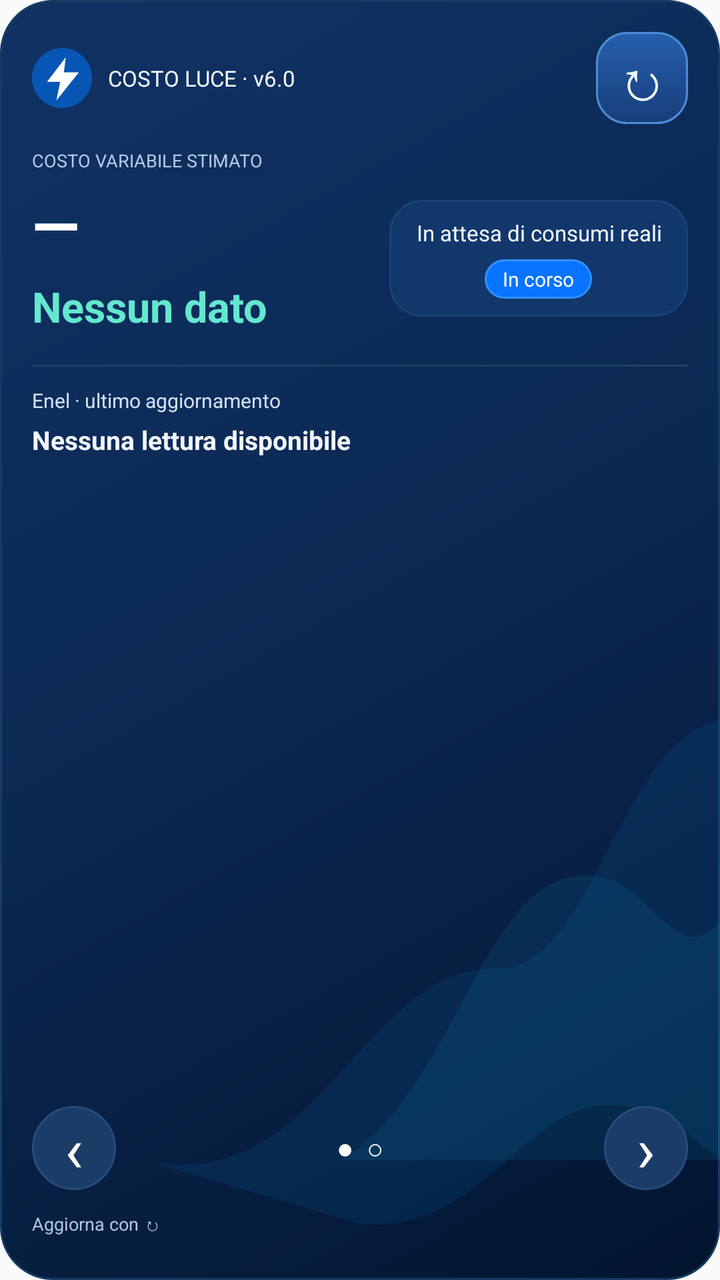
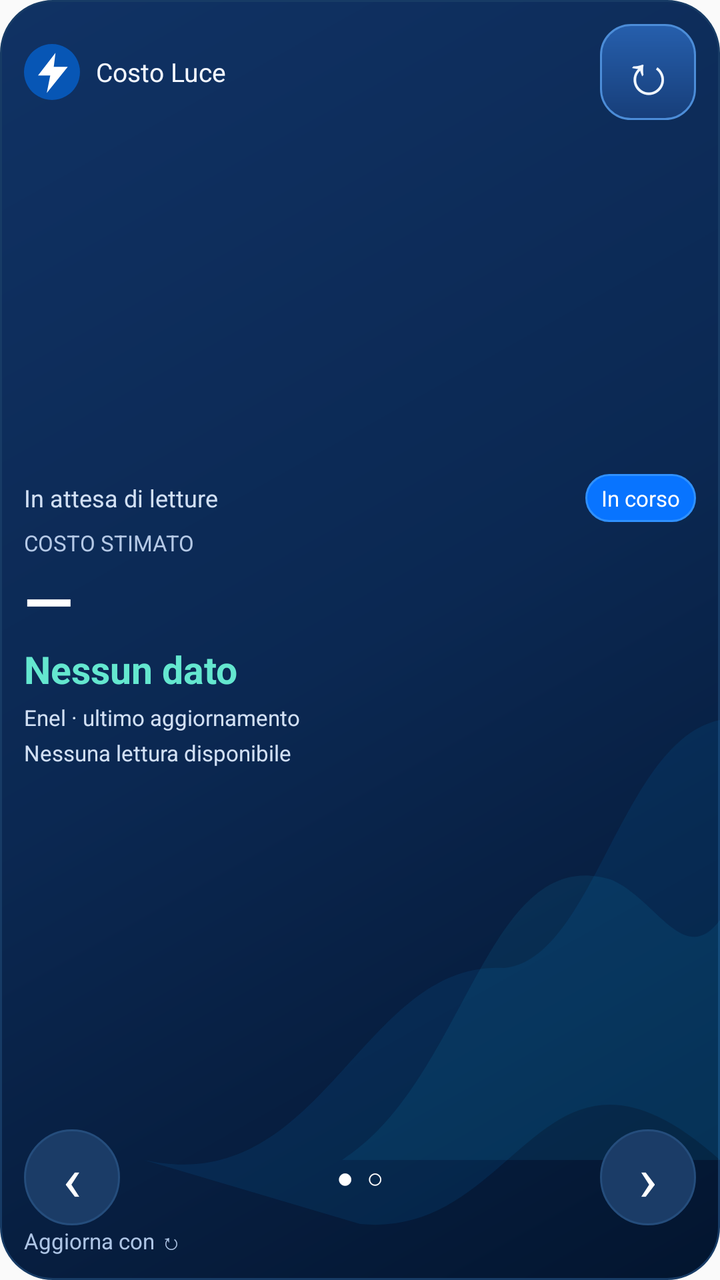

Before-and-after screenshots of an Android layout around one commit, followed by the original layout XML and the change that was made.
<!-- AndroidManifest.xml: application theme android:Theme.Material.Light.NoActionBar -->
<!-- res/layout/costoluce_widget.xml -->
<?xml version="1.0" encoding="utf-8"?>
<LinearLayout xmlns:android="http://schemas.android.com/apk/res/android" android:id="@+id/widget_root" android:layout_width="match_parent" android:layout_height="match_parent" android:orientation="vertical" android:background="@drawable/costoluce_widget_bg" android:padding="16dp">
  <LinearLayout android:layout_width="match_parent" android:layout_height="46dp" android:orientation="horizontal" android:gravity="center_vertical">
    <ImageView android:layout_width="30dp" android:layout_height="30dp" android:src="@drawable/costoluce_logo" android:contentDescription="Costo Luce" />
    <TextView android:id="@+id/widget_brand" android:layout_width="0dp" android:layout_weight="1" android:layout_height="wrap_content" android:layout_marginLeft="8dp" android:text="COSTO LUCE · v6.0" android:textColor="#F3F7FF" android:textSize="11sp" android:maxLines="2" />
    <LinearLayout android:id="@+id/widget_units" android:layout_width="wrap_content" android:layout_height="38dp" android:orientation="horizontal" android:visibility="gone">
      <TextView android:id="@+id/widget_unit_kwh" android:layout_width="48dp" android:layout_height="match_parent" android:gravity="center" android:text="kWh" android:textColor="#FFFFFF" android:textSize="13sp" android:contentDescription="Mostra consumi in kWh" />
      <TextView android:id="@+id/widget_unit_eur" android:layout_width="38dp" android:layout_height="match_parent" android:gravity="center" android:text="€" android:textColor="#FFFFFF" android:textSize="15sp" android:contentDescription="Mostra costi stimati in euro" />
    </LinearLayout>
    <TextView android:id="@+id/widget_refresh" android:layout_width="46dp" android:layout_height="46dp" android:background="@drawable/costoluce_widget_refresh_bg" android:gravity="center" android:text="↻" android:textSize="28sp" android:textColor="#F1F7FF" android:contentDescription="Aggiorna i consumi Enel in background" android:clickable="true" android:focusable="true" />
  </LinearLayout>
  <LinearLayout android:id="@+id/widget_summary" android:layout_width="match_parent" android:layout_height="wrap_content" android:orientation="vertical" android:layout_marginTop="12dp">
    <TextView android:id="@+id/widget_caption" android:layout_width="match_parent" android:layout_height="wrap_content" android:text="COSTO VARIABILE STIMATO" android:textColor="#B5C9E6" android:textSize="9sp" android:maxLines="1" />
    <LinearLayout android:layout_width="match_parent" android:layout_height="wrap_content" android:orientation="horizontal" android:gravity="center_vertical" android:layout_marginTop="5dp">
      <LinearLayout android:layout_width="0dp" android:layout_weight="1.2" android:layout_height="wrap_content" android:orientation="vertical">
        <TextView android:id="@+id/widget_euro" android:layout_width="match_parent" android:layout_height="wrap_content" android:text="—" android:textColor="#FFFFFF" android:textStyle="bold" android:textSize="31sp" android:fontFamily="sans" android:maxLines="1" android:ellipsize="end" />
        <TextView android:id="@+id/widget_kwh" android:layout_width="match_parent" android:layout_height="wrap_content" android:layout_marginTop="6dp" android:text="Nessun dato" android:textColor="#64E7CF" android:textStyle="bold" android:textSize="21sp" android:maxLines="1" android:ellipsize="end" />
      </LinearLayout>
      <LinearLayout android:layout_width="0dp" android:layout_weight="1" android:layout_height="wrap_content" android:background="@drawable/costoluce_widget_period_bg" android:padding="9dp" android:orientation="vertical" android:gravity="center">
        <TextView android:id="@+id/widget_period" android:layout_width="match_parent" android:layout_height="wrap_content" android:text="In attesa di consumi reali" android:textColor="#EFF5FF" android:textSize="11sp" android:gravity="center" android:maxLines="3" android:ellipsize="end" />
        <TextView android:id="@+id/widget_period_badge" android:layout_width="wrap_content" android:layout_height="wrap_content" android:layout_marginTop="6dp" android:paddingLeft="9dp" android:paddingRight="9dp" android:paddingTop="3dp" android:paddingBottom="3dp" android:text="In corso" android:background="@drawable/costoluce_widget_pill_selected" android:textColor="#FFFFFF" android:textSize="10sp" />
      </LinearLayout>
    </LinearLayout>
    <LinearLayout android:layout_width="match_parent" android:layout_height="1dp" android:layout_marginTop="15dp" android:background="#203E66" android:orientation="vertical" />
    <TextView android:id="@+id/widget_source" android:layout_width="match_parent" android:layout_height="wrap_content" android:layout_marginTop="10dp" android:text="Enel · ultimo aggiornamento" android:textColor="#D2E0F4" android:textSize="10sp" android:maxLines="1" />
    <TextView android:id="@+id/widget_updated" android:layout_width="match_parent" android:layout_height="wrap_content" android:layout_marginTop="4dp" android:text="Nessuna lettura disponibile" android:textColor="#F2F6FF" android:textStyle="bold" android:textSize="13sp" android:maxLines="1" android:ellipsize="end" />
  </LinearLayout>
  <ImageView android:id="@+id/widget_chart" android:layout_width="match_parent" android:layout_height="0dp" android:layout_weight="1" android:visibility="gone" android:scaleType="fitCenter" android:contentDescription="Storico mensile Enel" />
  <LinearLayout android:id="@+id/widget_spacer" android:layout_width="match_parent" android:layout_height="0dp" android:layout_weight="1" android:orientation="vertical" />
  <LinearLayout android:layout_width="match_parent" android:layout_height="42dp" android:orientation="horizontal" android:gravity="center_vertical" android:layout_marginTop="6dp">
    <TextView android:id="@+id/widget_prev" android:layout_width="42dp" android:layout_height="42dp" android:background="@drawable/costoluce_widget_nav_bg" android:text="‹" android:textSize="31sp" android:textColor="#FFFFFF" android:gravity="center" android:contentDescription="Cambia pagina" />
    <TextView android:id="@+id/widget_dots" android:layout_width="0dp" android:layout_weight="1" android:layout_height="match_parent" android:text="●  ○" android:textColor="#FFFFFF" android:textSize="14sp" android:gravity="center" android:contentDescription="Cambia pagina del widget" />
    <TextView android:id="@+id/widget_next" android:layout_width="42dp" android:layout_height="42dp" android:background="@drawable/costoluce_widget_nav_bg" android:text="›" android:textSize="31sp" android:textColor="#FFFFFF" android:gravity="center" android:contentDescription="Cambia pagina" />
  </LinearLayout>
  <TextView android:id="@+id/widget_status" android:layout_width="match_parent" android:layout_height="wrap_content" android:minHeight="24dp" android:layout_marginTop="5dp" android:gravity="center_vertical" android:text="Aggiorna con ↻" android:textColor="#AEC5E5" android:textSize="9sp" android:maxLines="2" android:ellipsize="end" android:clickable="true" android:contentDescription="Stato aggiornamento Enel; tocca per aggiornare" />
</LinearLayout>
<!-- resources referenced by this layout -->
<resources>
  <!-- drawable costoluce_logo (drawable) -->
  <vector xmlns:android="http://schemas.android.com/apk/res/android" android:width="32dp" android:height="32dp" android:viewportWidth="32" android:viewportHeight="32"><path android:fillColor="#0756B5" android:pathData="M16,0 A16,16 0,1 1,15.99 0"/><path android:fillColor="#FFFFFF" android:pathData="M18,5 L8,18 L15,18 L13,28 L25,13 L17,13 Z"/></vector>
  <!-- drawable costoluce_widget_bg (drawable) -->
  <layer-list xmlns:android="http://schemas.android.com/apk/res/android"><item><shape><gradient android:angle="135" android:startColor="#03152F" android:centerColor="#0B2852" android:endColor="#103264"/><corners android:radius="26dp"/><stroke android:width="1dp" android:color="#173B65"/></shape></item><item><vector android:width="400dp" android:height="320dp" android:viewportWidth="400" android:viewportHeight="320"><path android:fillColor="#0A75BB" android:fillAlpha="0.14" android:pathData="M80,290 C180,300 200,240 280,242 C330,240 345,185 400,180 L400,290 C300,250 290,310 200,306 Z"/><path android:fillColor="#1498C8" android:fillAlpha="0.12" android:pathData="M190,290 C260,270 270,210 340,220 C365,225 380,242 400,230 L400,290 Z"/></vector></item></layer-list>
  <!-- drawable costoluce_widget_nav_bg (drawable) -->
  <shape xmlns:android="http://schemas.android.com/apk/res/android"><solid android:color="#1B3C67"/><corners android:radius="30dp"/><stroke android:width="1dp" android:color="#254D7C"/></shape>
  <!-- drawable costoluce_widget_period_bg (drawable) -->
  <shape xmlns:android="http://schemas.android.com/apk/res/android"><solid android:color="#12376B"/><corners android:radius="16dp"/><stroke android:width="1dp" android:color="#194477"/></shape>
  <!-- drawable costoluce_widget_pill_selected (drawable) -->
  <shape xmlns:android="http://schemas.android.com/apk/res/android"><solid android:color="#0874FF"/><corners android:radius="24dp"/><stroke android:width="1dp" android:color="#3091FF"/></shape>
  <!-- drawable costoluce_widget_refresh_bg (drawable) -->
  <?xml version="1.0" encoding="utf-8"?>
  <shape xmlns:android="http://schemas.android.com/apk/res/android" android:shape="rectangle">
      <gradient android:angle="270" android:startColor="#265FAD" android:endColor="#173E79"/>
      <corners android:radius="15dp"/>
      <stroke android:width="1dp" android:color="#4C8DD8"/>
  </shape>
</resources>

<!-- the commit's change to res/layout/costoluce_widget.xml (unified diff, before → after) -->
@@ -1,36 +1,32 @@
 <?xml version="1.0" encoding="utf-8"?>
-<LinearLayout xmlns:android="http://schemas.android.com/apk/res/android" android:id="@+id/widget_root" android:layout_width="match_parent" android:layout_height="match_parent" android:orientation="vertical" android:background="@drawable/costoluce_widget_bg" android:padding="16dp">
-  <LinearLayout android:layout_width="match_parent" android:layout_height="46dp" android:orientation="horizontal" android:gravity="center_vertical">
-    <ImageView android:layout_width="30dp" android:layout_height="30dp" android:src="@drawable/costoluce_logo" android:contentDescription="Costo Luce" />
-    <TextView android:id="@+id/widget_brand" android:layout_width="0dp" android:layout_weight="1" android:layout_height="wrap_content" android:layout_marginLeft="8dp" android:text="COSTO LUCE · v6.0" android:textColor="#F3F7FF" android:textSize="11sp" android:maxLines="2" />
-    <LinearLayout android:id="@+id/widget_units" android:layout_width="wrap_content" android:layout_height="38dp" android:orientation="horizontal" android:visibility="gone">
+<LinearLayout xmlns:android="http://schemas.android.com/apk/res/android" android:id="@+id/widget_root" android:layout_width="match_parent" android:layout_height="match_parent" android:orientation="vertical" android:background="@drawable/costoluce_widget_bg" android:padding="12dp">
+  <LinearLayout android:layout_width="match_parent" android:layout_height="48dp" android:orientation="horizontal" android:gravity="center_vertical">
+    <ImageView android:layout_width="28dp" android:layout_height="28dp" android:src="@drawable/costoluce_logo" android:contentDescription="Costo Luce" />
+    <TextView android:id="@+id/widget_brand" android:layout_width="0dp" android:layout_weight="1" android:layout_height="match_parent" android:gravity="center_vertical" android:layout_marginLeft="8dp" android:text="Costo Luce" android:textColor="#F3F7FF" android:textSize="13sp" android:maxLines="2" android:ellipsize="end" />
+    <LinearLayout android:id="@+id/widget_units" android:layout_width="wrap_content" android:layout_height="48dp" android:orientation="horizontal" android:visibility="gone">
       <TextView android:id="@+id/widget_unit_kwh" android:layout_width="48dp" android:layout_height="match_parent" android:gravity="center" android:text="kWh" android:textColor="#FFFFFF" android:textSize="13sp" android:contentDescription="Mostra consumi in kWh" />
-      <TextView android:id="@+id/widget_unit_eur" android:layout_width="38dp" android:layout_height="match_parent" android:gravity="center" android:text="€" android:textColor="#FFFFFF" android:textSize="15sp" android:contentDescription="Mostra costi stimati in euro" />
+      <TextView android:id="@+id/widget_unit_eur" android:layout_width="48dp" android:layout_height="match_parent" android:gravity="center" android:text="€" android:textColor="#FFFFFF" android:textSize="15sp" android:contentDescription="Mostra costi stimati in euro" />
     </LinearLayout>
-    <TextView android:id="@+id/widget_refresh" android:layout_width="46dp" android:layout_height="46dp" android:background="@drawable/costoluce_widget_refresh_bg" android:gravity="center" android:text="↻" android:textSize="28sp" android:textColor="#F1F7FF" android:contentDescription="Aggiorna i consumi Enel in background" android:clickable="true" android:focusable="true" />
+    <TextView android:id="@+id/widget_refresh" android:layout_width="48dp" android:layout_height="48dp" android:background="@drawable/costoluce_widget_refresh_bg" android:gravity="center" android:text="↻" android:textSize="28sp" android:textColor="#F1F7FF" android:contentDescription="Aggiorna i consumi Enel in background" android:clickable="true" android:focusable="true" />
   </LinearLayout>
-  <LinearLayout android:id="@+id/widget_summary" android:layout_width="match_parent" android:layout_height="wrap_content" android:orientation="vertical" android:layout_marginTop="12dp">
-    <TextView android:id="@+id/widget_caption" android:layout_width="match_parent" android:layout_height="wrap_content" android:text="COSTO VARIABILE STIMATO" android:textColor="#B5C9E6" android:textSize="9sp" android:maxLines="1" />
-    <LinearLayout android:layout_width="match_parent" android:layout_height="wrap_content" android:orientation="horizontal" android:gravity="center_vertical" android:layout_marginTop="5dp">
-      <LinearLayout android:layout_width="0dp" android:layout_weight="1.2" android:layout_height="wrap_content" android:orientation="vertical">
-        <TextView android:id="@+id/widget_euro" android:layout_width="match_parent" android:layout_height="wrap_content" android:text="—" android:textColor="#FFFFFF" android:textStyle="bold" android:textSize="31sp" android:fontFamily="sans" android:maxLines="1" android:ellipsize="end" />
-        <TextView android:id="@+id/widget_kwh" android:layout_width="match_parent" android:layout_height="wrap_content" android:layout_marginTop="6dp" android:text="Nessun dato" android:textColor="#64E7CF" android:textStyle="bold" android:textSize="21sp" android:maxLines="1" android:ellipsize="end" />
-      </LinearLayout>
-      <LinearLayout android:layout_width="0dp" android:layout_weight="1" android:layout_height="wrap_content" android:background="@drawable/costoluce_widget_period_bg" android:padding="9dp" android:orientation="vertical" android:gravity="center">
-        <TextView android:id="@+id/widget_period" android:layout_width="match_parent" android:layout_height="wrap_content" android:text="In attesa di consumi reali" android:textColor="#EFF5FF" android:textSize="11sp" android:gravity="center" android:maxLines="3" android:ellipsize="end" />
-        <TextView android:id="@+id/widget_period_badge" android:layout_width="wrap_content" android:layout_height="wrap_content" android:layout_marginTop="6dp" android:paddingLeft="9dp" android:paddingRight="9dp" android:paddingTop="3dp" android:paddingBottom="3dp" android:text="In corso" android:background="@drawable/costoluce_widget_pill_selected" android:textColor="#FFFFFF" android:textSize="10sp" />
-      </LinearLayout>
+  <LinearLayout android:id="@+id/widget_summary" android:layout_width="match_parent" android:layout_height="0dp" android:layout_weight="1" android:orientation="vertical" android:gravity="center_vertical">
+    <LinearLayout android:layout_width="match_parent" android:layout_height="wrap_content" android:minHeight="24dp" android:orientation="horizontal" android:gravity="center_vertical">
+      <TextView android:id="@+id/widget_period" android:layout_width="0dp" android:layout_weight="1" android:layout_height="wrap_content" android:text="In attesa di letture" android:textColor="#D2E0F4" android:textSize="12sp" android:maxLines="1" android:ellipsize="end" />
+      <TextView android:id="@+id/widget_period_badge" android:layout_width="wrap_content" android:layout_height="24dp" android:gravity="center" android:layout_marginLeft="6dp" android:paddingLeft="8dp" android:paddingRight="8dp" android:text="In corso" android:background="@drawable/costoluce_widget_pill_selected" android:textColor="#FFFFFF" android:textSize="11sp" />
     </LinearLayout>
-    <LinearLayout android:layout_width="match_parent" android:layout_height="1dp" android:layout_marginTop="15dp" android:background="#203E66" android:orientation="vertical" />
-    <TextView android:id="@+id/widget_source" android:layout_width="match_parent" android:layout_height="wrap_content" android:layout_marginTop="10dp" android:text="Enel · ultimo aggiornamento" android:textColor="#D2E0F4" android:textSize="10sp" android:maxLines="1" />
-    <TextView android:id="@+id/widget_updated" android:layout_width="match_parent" android:layout_height="wrap_content" android:layout_marginTop="4dp" android:text="Nessuna lettura disponibile" android:textColor="#F2F6FF" android:textStyle="bold" android:textSize="13sp" android:maxLines="1" android:ellipsize="end" />
+    <TextView android:id="@+id/widget_caption" android:layout_width="match_parent" android:layout_height="wrap_content" android:text="COSTO STIMATO" android:textColor="#B5C9E6" android:textSize="11sp" android:maxLines="1" android:layout_marginTop="3dp" />
+    <TextView android:id="@+id/widget_euro" android:layout_width="match_parent" android:layout_height="wrap_content" android:text="—" android:textColor="#FFFFFF" android:textStyle="bold" android:textSize="32sp" android:fontFamily="sans" android:maxLines="1" android:ellipsize="end" />
+    <TextView android:id="@+id/widget_kwh" android:layout_width="match_parent" android:layout_height="wrap_content" android:text="Nessun dato" android:textColor="#64E7CF" android:textStyle="bold" android:textSize="19sp" android:maxLines="1" android:ellipsize="end" />
+    <TextView android:id="@+id/widget_source" android:layout_width="match_parent" android:layout_height="wrap_content" android:layout_marginTop="4dp" android:text="Enel · ultimo aggiornamento" android:textColor="#D2E0F4" android:textSize="11sp" android:maxLines="1" />
+    <TextView android:id="@+id/widget_updated" android:layout_width="match_parent" android:layout_height="wrap_content" android:layout_marginTop="3dp" android:text="Nessuna lettura disponibile" android:textColor="#D2E0F4" android:textSize="11sp" android:maxLines="1" android:ellipsize="end" />
   </LinearLayout>
-  <ImageView android:id="@+id/widget_chart" android:layout_width="match_parent" android:layout_height="0dp" android:layout_weight="1" android:visibility="gone" android:scaleType="fitCenter" android:contentDescription="Storico mensile Enel" />
-  <LinearLayout android:id="@+id/widget_spacer" android:layout_width="match_parent" android:layout_height="0dp" android:layout_weight="1" android:orientation="vertical" />
-  <LinearLayout android:layout_width="match_parent" android:layout_height="42dp" android:orientation="horizontal" android:gravity="center_vertical" android:layout_marginTop="6dp">
-    <TextView android:id="@+id/widget_prev" android:layout_width="42dp" android:layout_height="42dp" android:background="@drawable/costoluce_widget_nav_bg" android:text="‹" android:textSize="31sp" android:textColor="#FFFFFF" android:gravity="center" android:contentDescription="Cambia pagina" />
+  <ImageView android:id="@+id/widget_chart" android:layout_width="match_parent" android:layout_height="0dp" android:layout_weight="1" android:visibility="gone" android:scaleType="fitXY" android:contentDescription="Storico mensile Enel" />
+  <TextView android:id="@+id/widget_chart_note" android:layout_width="match_parent" android:layout_height="wrap_content" android:textColor="#B6CBE6" android:textSize="11sp" android:maxLines="1" android:ellipsize="end" android:visibility="gone" />
+  <LinearLayout android:id="@+id/widget_spacer" android:layout_width="match_parent" android:layout_height="0dp" android:orientation="vertical" />
+  <LinearLayout android:layout_width="match_parent" android:layout_height="48dp" android:orientation="horizontal" android:gravity="center_vertical" android:layout_marginTop="4dp">
+    <TextView android:id="@+id/widget_prev" android:layout_width="48dp" android:layout_height="48dp" android:background="@drawable/costoluce_widget_nav_bg" android:text="‹" android:textSize="31sp" android:textColor="#FFFFFF" android:gravity="center" android:contentDescription="Cambia pagina" />
     <TextView android:id="@+id/widget_dots" android:layout_width="0dp" android:layout_weight="1" android:layout_height="match_parent" android:text="●  ○" android:textColor="#FFFFFF" android:textSize="14sp" android:gravity="center" android:contentDescription="Cambia pagina del widget" />
-    <TextView android:id="@+id/widget_next" android:layout_width="42dp" android:layout_height="42dp" android:background="@drawable/costoluce_widget_nav_bg" android:text="›" android:textSize="31sp" android:textColor="#FFFFFF" android:gravity="center" android:contentDescription="Cambia pagina" />
+    <TextView android:id="@+id/widget_next" android:layout_width="48dp" android:layout_height="48dp" android:background="@drawable/costoluce_widget_nav_bg" android:text="›" android:textSize="31sp" android:textColor="#FFFFFF" android:gravity="center" android:contentDescription="Cambia pagina" />
   </LinearLayout>
-  <TextView android:id="@+id/widget_status" android:layout_width="match_parent" android:layout_height="wrap_content" android:minHeight="24dp" android:layout_marginTop="5dp" android:gravity="center_vertical" android:text="Aggiorna con ↻" android:textColor="#AEC5E5" android:textSize="9sp" android:maxLines="2" android:ellipsize="end" android:clickable="true" android:contentDescription="Stato aggiornamento Enel; tocca per aggiornare" />
+  <TextView android:id="@+id/widget_status" android:layout_width="match_parent" android:layout_height="wrap_content" android:gravity="center_vertical" android:text="Aggiorna con ↻" android:textColor="#AEC5E5" android:textSize="11sp" android:maxLines="1" android:ellipsize="end" android:clickable="true" android:contentDescription="Stato aggiornamento Enel; tocca per aggiornare" />
 </LinearLayout>
<!-- resource entries referenced after the edit -->
@@ -6,8 +6,6 @@
   <layer-list xmlns:android="http://schemas.android.com/apk/res/android"><item><shape><gradient android:angle="135" android:startColor="#03152F" android:centerColor="#0B2852" android:endColor="#103264"/><corners android:radius="26dp"/><stroke android:width="1dp" android:color="#173B65"/></shape></item><item><vector android:width="400dp" android:height="320dp" android:viewportWidth="400" android:viewportHeight="320"><path android:fillColor="#0A75BB" android:fillAlpha="0.14" android:pathData="M80,290 C180,300 200,240 280,242 C330,240 345,185 400,180 L400,290 C300,250 290,310 200,306 Z"/><path android:fillColor="#1498C8" android:fillAlpha="0.12" android:pathData="M190,290 C260,270 270,210 340,220 C365,225 380,242 400,230 L400,290 Z"/></vector></item></layer-list>
   <!-- drawable costoluce_widget_nav_bg (drawable) -->
   <shape xmlns:android="http://schemas.android.com/apk/res/android"><solid android:color="#1B3C67"/><corners android:radius="30dp"/><stroke android:width="1dp" android:color="#254D7C"/></shape>
-  <!-- drawable costoluce_widget_period_bg (drawable) -->
-  <shape xmlns:android="http://schemas.android.com/apk/res/android"><solid android:color="#12376B"/><corners android:radius="16dp"/><stroke android:width="1dp" android:color="#194477"/></shape>
   <!-- drawable costoluce_widget_pill_selected (drawable) -->
   <shape xmlns:android="http://schemas.android.com/apk/res/android"><solid android:color="#0874FF"/><corners android:radius="24dp"/><stroke android:width="1dp" android:color="#3091FF"/></shape>
   <!-- drawable costoluce_widget_refresh_bg (drawable) -->
